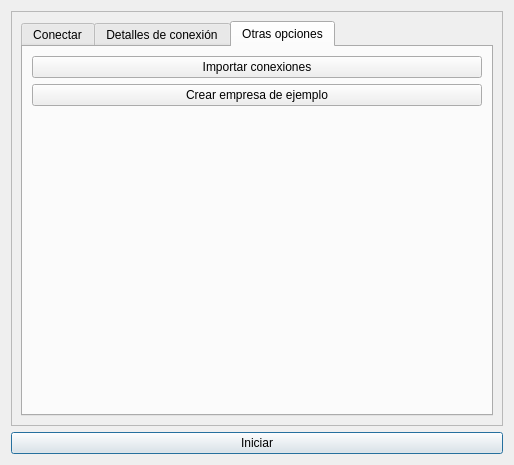
deavid/pineboo, file pineboolib/forms/dlg_connect.ui: the form before one commit.
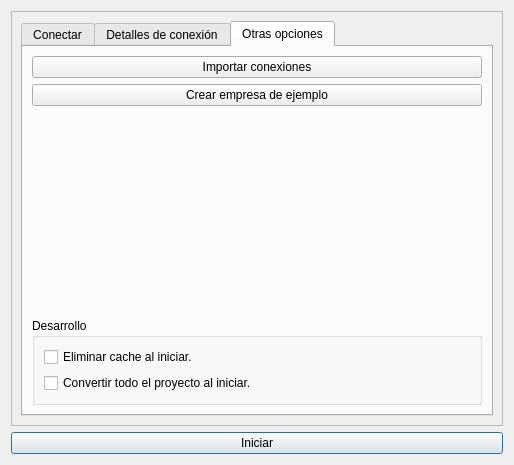
The form after the commit. The open tabs and pages were chosen to show the change. Icons and pictures are not drawn.

Commit message: Opciones de desarrollo. Permite borrar cache al inicio y hacer un parser completo del todo el QSA de la cache al iniciar el programa

```diff
--- a/pineboolib/forms/dlg_connect.ui
+++ b/pineboolib/forms/dlg_connect.ui
@@ -310,7 +310,7 @@
          <attribute name="title">
           <string>Otras opciones</string>
          </attribute>
-         <layout class="QVBoxLayout" name="verticalLayout_3">
+         <layout class="QVBoxLayout" name="verticalLayout_4">
           <item>
            <widget class="QPushButton" name="pbnEnebooImportButton">
             <property name="text">
@@ -338,6 +338,42 @@
             </property>
            </spacer>
           </item>
+          <item>
+           <widget class="QGroupBox" name="groupBox">
+            <property name="title">
+             <string>Desarrollo</string>
+            </property>
+            <layout class="QVBoxLayout" name="verticalLayout_3">
+             <item>
+              <widget class="QCheckBox" name="cBDeleteCache">
+               <property name="text">
+                <string>Eliminar cache al iniciar.</string>
+               </property>
+              </widget>
+             </item>
+             <item>
+              <widget class="QCheckBox" name="cBParseProject">
+               <property name="text">
+                <string>Convertir todo el proyecto al iniciar.</string>
+               </property>
+              </widget>
+             </item>
+             <item>
+              <spacer name="verticalSpacer_2">
+               <property name="orientation">
+                <enum>Qt::Vertical</enum>
+               </property>
+               <property name="sizeHint" stdset="0">
+                <size>
+                 <width>20</width>
+                 <height>40</height>
+                </size>
+               </property>
+              </spacer>
+             </item>
+            </layout>
+           </widget>
+          </item>
          </layout>
         </widget>
        </widget>
```
The commit also changes 3 other files.
